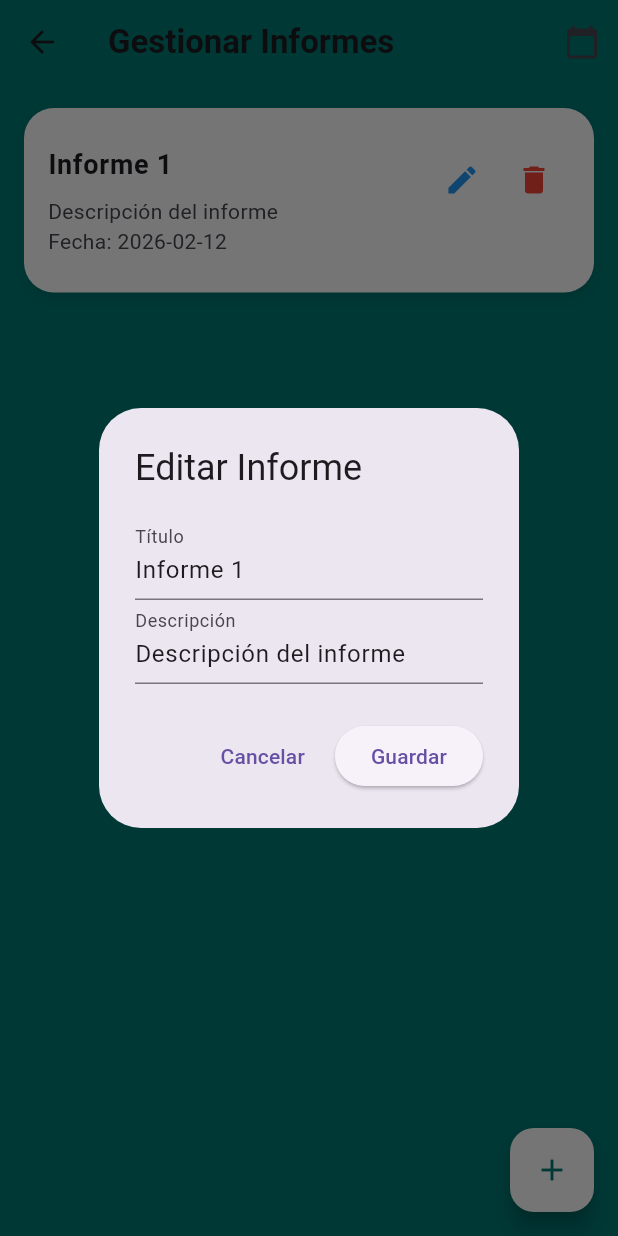
After one commit to julio763284/App-Aplicacion-Proyecto, a Flutter app: the InformesView screen opened directly, after a tap on the "add" icon, after a tap on the "edit" icon, on a phone screen of 412 x 824 dp. The commit adds this screen. Run offline on Flutter 3.47's test engine with Material 3 defaults, Android fonts, the light colour scheme and no system bars.

Commit message:
se crea la vista gestion de reportes

```diff
--- /dev/null
+++ b/Aplicacion_Movil/App/lib/informes.dart
@@ -0,0 +1,229 @@
+import 'package:flutter/material.dart';
+import 'dart:math';
+
+import 'package:gestor/modelo.dart';
+
+class InformesView extends StatefulWidget {
+  const InformesView({super.key});
+
+  @override
+  State<InformesView> createState() => _InformesViewState();
+}
+
+class _InformesViewState extends State<InformesView> {
+  List<Informe> informes = [];
+  DateTime? fechaFiltro;
+
+  List<Informe> get informesFiltrados {
+    if (fechaFiltro == null) return informes;
+
+    return informes.where((informe) {
+      return informe.fecha.year == fechaFiltro!.year &&
+          informe.fecha.month == fechaFiltro!.month &&
+          informe.fecha.day == fechaFiltro!.day;
+    }).toList();
+  }
+
+  void agregarInforme() {
+    setState(() {
+      informes.add(
+        Informe(
+          id: Random().nextInt(999999).toString(),
+          titulo: "Informe ${informes.length + 1}",
+          descripcion: "Descripción del informe",
+          fecha: DateTime.now(),
+        ),
+      );
+    });
+  }
+
+  void editarInforme(Informe informe) {
+    TextEditingController tituloController = TextEditingController(
+      text: informe.titulo,
+    );
+    TextEditingController descripcionController = TextEditingController(
+      text: informe.descripcion,
+    );
+
+    showDialog(
+      context: context,
+      builder: (context) {
+        return AlertDialog(
+          title: const Text("Editar Informe"),
+          content: Column(
+            mainAxisSize: MainAxisSize.min,
+            children: [
+              TextField(
+                controller: tituloController,
+                decoration: const InputDecoration(labelText: "Título"),
+              ),
+              TextField(
+                controller: descripcionController,
+                decoration: const InputDecoration(labelText: "Descripción"),
+              ),
+            ],
+          ),
+          actions: [
+            TextButton(
+              onPressed: () => Navigator.pop(context),
+              child: const Text("Cancelar"),
+            ),
+            ElevatedButton(
+              onPressed: () {
+                setState(() {
+                  informe.titulo = tituloController.text;
+                  informe.descripcion = descripcionController.text;
+                });
+                Navigator.pop(context);
+              },
+              child: const Text("Guardar"),
+            ),
+          ],
+        );
+      },
+    );
+  }
+
+  void confirmarEliminacion(Informe informe) {
+    showDialog(
+      context: context,
+      builder: (context) {
+        return AlertDialog(
+          title: const Text("Eliminar Informe"),
+          content: const Text(
+            "¿Estás seguro que deseas eliminar este informe?",
+          ),
+          actions: [
+            TextButton(
+              onPressed: () => Navigator.pop(context),
+              child: const Text("Cancelar"),
+            ),
+            ElevatedButton(
+              style: ElevatedButton.styleFrom(backgroundColor: Colors.red),
+              onPressed: () {
+                Navigator.pop(context);
+                eliminarInforme(informe.id);
+              },
+              child: const Text("Eliminar"),
+            ),
+          ],
+        );
+      },
+    );
+  }
+
+  void eliminarInforme(String id) {
+    setState(() {
+      informes.removeWhere((informe) => informe.id == id);
+    });
+
+    ScaffoldMessenger.of(context).showSnackBar(
+      const SnackBar(
+        content: Text("Informe eliminado correctamente"),
+        duration: Duration(seconds: 2),
+      ),
+    );
+  }
+
+  Future<void> seleccionarFecha() async {
+    DateTime? fecha = await showDatePicker(
+      context: context,
+      initialDate: DateTime.now(),
+      firstDate: DateTime(2020),
+      lastDate: DateTime(2030),
+    );
+
+    if (fecha != null) {
+      setState(() {
+        fechaFiltro = fecha;
+      });
+    }
+  }
+
+  @override
+  Widget build(BuildContext context) {
+    return Scaffold(
+      backgroundColor: const Color.fromARGB(255, 1, 122, 116),
+      appBar: AppBar(
+        backgroundColor: Colors.transparent,
+        elevation: 0,
+        title: const Text(
+          "Gestionar Informes",
+          style: TextStyle(fontWeight: FontWeight.bold),
+        ),
+        actions: [
+          IconButton(
+            icon: const Icon(Icons.calendar_today),
+            onPressed: seleccionarFecha,
+          ),
+        ],
+      ),
+      floatingActionButton: FloatingActionButton(
+        backgroundColor: Colors.white,
+        foregroundColor: const Color.fromARGB(255, 1, 122, 116),
+        onPressed: agregarInforme,
+        child: const Icon(Icons.add),
+      ),
+      body: informesFiltrados.isEmpty
+          ? const Center(
+              child: Text(
+                "No hay informes",
+                style: TextStyle(color: Colors.white, fontSize: 18),
+              ),
+            )
+          : ListView.builder(
+              padding: const EdgeInsets.all(16),
+              itemCount: informesFiltrados.length,
+              itemBuilder: (context, index) {
+                final informe = informesFiltrados[index];
+
+                return AnimatedContainer(
+                  duration: const Duration(milliseconds: 300),
+                  margin: const EdgeInsets.only(bottom: 16),
+                  decoration: BoxDecoration(
+                    color: Colors.white,
+                    borderRadius: BorderRadius.circular(20),
+                    boxShadow: [
+                      BoxShadow(
+                        color: Colors.black.withOpacity(0.1),
+                        blurRadius: 8,
+                        offset: const Offset(0, 4),
+                      ),
+                    ],
+                  ),
+                  child: ListTile(
+                    contentPadding: const EdgeInsets.all(16),
+                    title: Text(
+                      informe.titulo,
+                      style: const TextStyle(
+                        fontWeight: FontWeight.bold,
+                        fontSize: 18,
+                      ),
+                    ),
+                    subtitle: Padding(
+                      padding: const EdgeInsets.only(top: 8),
+                      child: Text(
+                        "${informe.descripcion}\nFecha: ${informe.fecha.toLocal().toString().split(' ')[0]}",
+                      ),
+                    ),
+                    isThreeLine: true,
+                    trailing: Row(
+                      mainAxisSize: MainAxisSize.min,
+                      children: [
+                        IconButton(
+                          icon: const Icon(Icons.edit, color: Colors.blue),
+                          onPressed: () => editarInforme(informe),
+                        ),
+                        IconButton(
+                          icon: const Icon(Icons.delete, color: Colors.red),
+                          onPressed: () => confirmarEliminacion(informe),
+                        ),
+                      ],
+                    ),
+                  ),
+                );
+              },
+            ),
+    );
+  }
+}
--- a/Aplicacion_Movil/App/lib/main.dart
+++ b/Aplicacion_Movil/App/lib/main.dart
@@ -1,5 +1,6 @@
 import 'package:flutter/material.dart';
 import 'package:gestor/HomePage.dart';
+import 'package:gestor/informes.dart';
 
 void main() {
   runApp(InventaryMobile());
--- /dev/null
+++ b/Aplicacion_Movil/App/lib/modelo.dart
@@ -0,0 +1,13 @@
+class Informe {
+  final String id;
+  String titulo;
+  String descripcion;
+  DateTime fecha;
+
+  Informe({
+    required this.id,
+    required this.titulo,
+    required this.descripcion,
+    required this.fecha,
+  });
+}
```
Also changed, not shown: Aplicacion_Movil/App/lib/HomePage.dart (+105 -40 lines).
